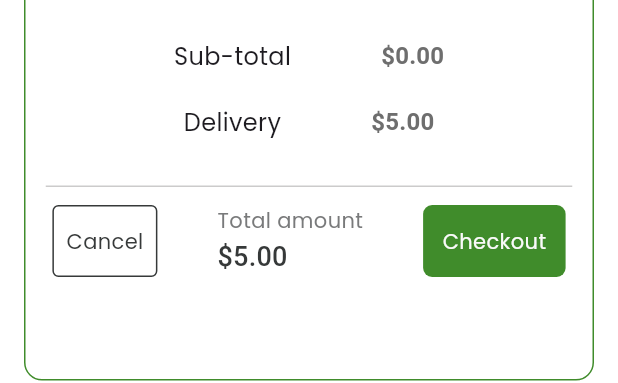
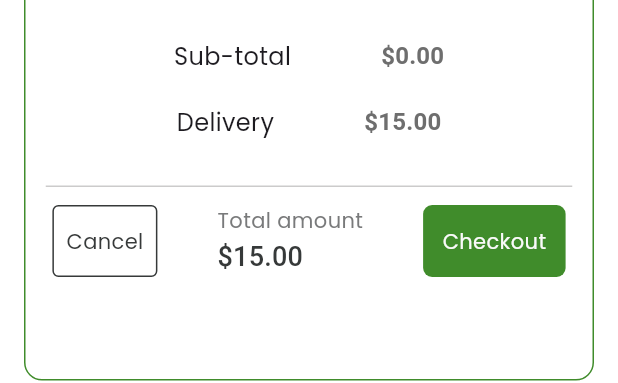
Before and after one commit to Joshokelola/easy_shopper_2, a Flutter app: the ShoppingCartActive widget shown alone on an empty page, opened directly with empty values, on a phone screen of 412 x 824 dp. Shown: the part 122-505 px from the top of the screen. Run offline on Flutter 3.47's test engine with Material 3 defaults, Android fonts, the phone set to English and light mode, and no system bars; our stand-ins replace dio, equatable, flutter_bloc, flutter_dotenv, fpdart, hydrated_bloc and 2 more; missing offline and left inert: checkout_screen_ui; network calls fail.

Commit message:
Added navigation to main shopping page on cart empty.

```diff
--- a/lib/views/pages/cart_page.dart
+++ b/lib/views/pages/cart_page.dart
@@ -1,4 +1,5 @@
 import 'package:easy_shopper/controller/product_bloc/products_bloc.dart';
+import 'package:easy_shopper/main.dart';
 import 'package:easy_shopper/views/pages/checkout_page.dart';
 import 'package:flutter/material.dart';
 import 'package:flutter_bloc/flutter_bloc.dart';
@@ -172,7 +173,8 @@ class ShoppingCartActive extends StatelessWidget {
                               NumberFormat.currency(
                                       locale: 'en_US', symbol: '\$')
                                   .format(
-                              (  double.parse(items[index].currentPrice!) / 1000),
+                                (double.parse(items[index].currentPrice!) /
+                                    1000),
                               ),
                               style: Theme.of(context).textTheme.titleMedium,
                             ),
@@ -256,7 +258,7 @@ class ShoppingCartActive extends StatelessWidget {
                       width: 60,
                     ),
                     Text(
-                      '\$5.00',
+                      '\$15.00',
                       style: Theme.of(context).textTheme.titleMedium!.copyWith(
                             color: const Color(0xff6E6E6E),
                             fontSize: 16,
@@ -321,7 +323,7 @@ class ShoppingCartActive extends StatelessWidget {
                         ),
                         Text(
                           NumberFormat.currency(locale: 'en_US', symbol: '\$')
-                              .format((totalPrice / 1000 + 5)),
+                              .format((totalPrice / 1000 + 15)),
                           style: Theme.of(context)
                               .textTheme
                               .titleMedium!
@@ -481,7 +483,12 @@ class ShoppingCartEmpty extends StatelessWidget {
               width: 160,
               height: 48,
               child: FilledButton(
-                onPressed: () {},
+                onPressed: () {
+                  Navigator.of(context)
+                      .push(MaterialPageRoute(builder: (context) {
+                    return const MyApp();
+                  }));
+                },
                 style: const ButtonStyle(
                     shape: WidgetStatePropertyAll(
                       RoundedRectangleBorder(
@@ -491,11 +498,13 @@ class ShoppingCartEmpty extends StatelessWidget {
                       ),
                     ),
                     backgroundColor: WidgetStatePropertyAll(Color(0xff408C2B))),
-                child: const Text('Start shopping',
-                    style: TextStyle(
-                        fontSize: 14,
-                        fontFamily: 'Poppins',
-                        fontWeight: FontWeight.w500)),
+                child: const Text(
+                  'Start shopping',
+                  style: TextStyle(
+                      fontSize: 14,
+                      fontFamily: 'Poppins',
+                      fontWeight: FontWeight.w500),
+                ),
               ),
             ),
           ),
```
